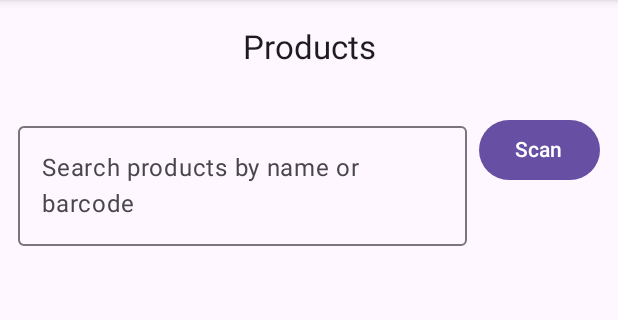
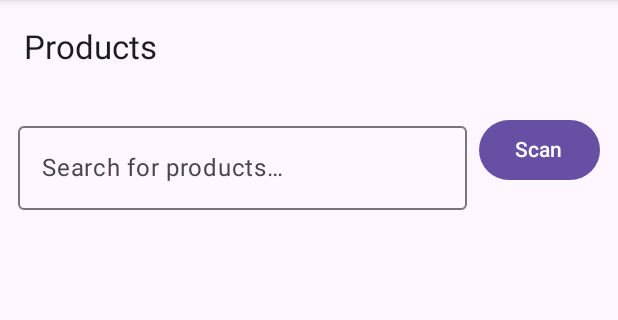
Before and after one commit to SekoViper/sitsofe-mobile, an Android app built with Jetpack Compose: the screen it shows after launch (MainActivity), on a phone screen of 412 x 824 dp, the part 84-404 px from its top. Run offline under Robolectric (Android 15) with nearby library versions, the phone set to English and light mode, and no system bars; our stand-ins replace Dagger/Hilt's generated code, Room's generated code, Timber, paging; 1 statement that could not run was skipped.

Commit message:
Increment items after search.

```diff
--- a/app/src/main/java/com/sitsofe/scanner/MainActivity.kt
+++ b/app/src/main/java/com/sitsofe/scanner/MainActivity.kt
@@ -4,46 +4,24 @@ import android.os.Bundle
 import androidx.activity.ComponentActivity
 import androidx.activity.compose.setContent
 import androidx.compose.foundation.layout.fillMaxSize
-import androidx.compose.foundation.layout.padding
-import androidx.compose.material3.CenterAlignedTopAppBar
 import androidx.compose.material3.ExperimentalMaterial3Api
 import androidx.compose.material3.MaterialTheme
-import androidx.compose.material3.Scaffold
-import androidx.compose.material3.SnackbarHost
-import androidx.compose.material3.SnackbarHostState
 import androidx.compose.material3.Surface
 import androidx.compose.material3.Text
-import androidx.compose.material3.TextButton
+import androidx.compose.material3.TopAppBar
+import androidx.compose.material3.Scaffold
 import androidx.compose.runtime.Composable
-import androidx.compose.runtime.remember
-import androidx.compose.runtime.rememberCoroutineScope
 import androidx.compose.ui.Modifier
-import androidx.navigation.compose.NavHost
-import androidx.navigation.compose.composable
-import androidx.navigation.compose.currentBackStackEntryAsState
-import androidx.navigation.compose.rememberNavController
-import dagger.hilt.android.AndroidEntryPoint
-import com.sitsofe.scanner.ui.ScanScreen
+import androidx.compose.ui.text.style.TextOverflow
 import com.sitsofe.scanner.feature.products.ProductsScreen
-import com.sitsofe.scanner.core.auth.Auth
-import kotlinx.coroutines.launch
 
-@AndroidEntryPoint
 class MainActivity : ComponentActivity() {
-
     override fun onCreate(savedInstanceState: Bundle?) {
         super.onCreate(savedInstanceState)
-
-        // TEMP: seed auth so API calls work during dev. (Replace with real login later)
-        Auth.token = Auth.token ?: "YOUR_JWT_HERE"
-        Auth.tenantId = Auth.tenantId ?: "36cf424d-1413-4ec3-92aa-1e9062ed4998"   // <- note trailing 8
-        Auth.subsidiaryId = Auth.subsidiaryId ?: "6831d64c5612a14921872e77"
-        Auth.role = Auth.role ?: "subsidiary_admin"
-
         setContent {
             MaterialTheme {
                 Surface(Modifier.fillMaxSize()) {
-                    AppNav()
+                    ProductsHost()
                 }
             }
         }
@@ -52,51 +30,23 @@ class MainActivity : ComponentActivity() {
 
 @OptIn(ExperimentalMaterial3Api::class)
 @Composable
-private fun AppNav() {
-    val nav = rememberNavController()
-    val backStack = nav.currentBackStackEntryAsState()
-    val route = backStack.value?.destination?.route ?: "products"
-
-    val snackbar = remember { SnackbarHostState() }
-    val scope = rememberCoroutineScope()
-
-    val title = when (route) {
-        "scan" -> "Scan"
-        else -> "Products"
-    }
-
+private fun ProductsHost() {
     Scaffold(
         topBar = {
-            CenterAlignedTopAppBar(
-                title = { Text(title) },
-                navigationIcon = {
-                    if (route != "products") {
-                        TextButton(onClick = { nav.popBackStack() }) { Text("Back") }
-                    }
+            TopAppBar(
+                title = {
+                    Text(
+                        "Products",
+                        maxLines = 1,
+                        overflow = TextOverflow.Ellipsis
+                    )
                 }
             )
-        },
-        snackbarHost = { SnackbarHost(snackbar) }
+        }
     ) { padding ->
-        NavHost(
-            navController = nav,
-            startDestination = "products",
-            modifier = Modifier.padding(padding)
-        ) {
-            composable("products") {
-                ProductsScreen(
-                    onScanClick = { nav.navigate("scan") },
-                    onPick = { product ->
-                        // Show a snackbar from a coroutine instead of LaunchedEffect
-                        scope.launch { snackbar.showSnackbar("${product.name} selected") }
-                        // TODO: add to cart or open details screen here
-                    }
-                )
-            }
-            composable("scan") {
-                // Your existing scanner UI (hardware broadcast + CameraX fallback)
-                ScanScreen()
-            }
-        }
+        ProductsScreen(
+            onPick = { /* TODO: open details or add-to-cart done in screen */ },
+            outerPadding = padding
+        )
     }
 }
--- a/app/src/main/java/com/sitsofe/scanner/core/data/ProductRepository.kt
+++ b/app/src/main/java/com/sitsofe/scanner/core/data/ProductRepository.kt
@@ -1,67 +1,37 @@
 package com.sitsofe.scanner.core.data
 
+import android.content.Context
 import androidx.paging.Pager
 import androidx.paging.PagingConfig
 import androidx.paging.PagingData
-import com.sitsofe.scanner.core.db.ProductDao
+import com.sitsofe.scanner.core.db.AppDb
 import com.sitsofe.scanner.core.db.ProductEntity
 import com.sitsofe.scanner.core.network.Api
-import com.sitsofe.scanner.core.network.ProductDto
-import com.sitsofe.scanner.core.network.ProductNameIdDto
-import com.sitsofe.scanner.core.network.toEntity
-import kotlinx.coroutines.Dispatchers
 import kotlinx.coroutines.flow.Flow
-import kotlinx.coroutines.withContext
-import timber.log.Timber
+
 
 class ProductRepository(
-    private val api: Api,
-    private val dao: ProductDao
+    private val db: AppDb,
+    private val api: Api? = null
 ) {
-    suspend fun initialSync(): Pair<Int, Int> = withContext(Dispatchers.IO) {
-        Timber.tag("SYNC").i("Starting product sync…")
-
-        val entities: List<ProductEntity> = runCatching {
-            Timber.tag("SYNC").d("Fetching FULL products…")
-            val list = api.productsFull()
-            Timber.tag("SYNC").i("Full fetch OK: %d items", list.size)
-            list.map { it.toEntity() }
-        }.getOrElse { fullErr ->
-            Timber.tag("SYNC").w(fullErr, "Full fetch FAILED. Trying MIN list…")
-            val min: List<ProductNameIdDto> = api.productsMin()
-            Timber.tag("SYNC").i("Min fetch OK: %d items", min.size)
-            min.map { it.minToEntity() }
-        }
-
-        Timber.tag("SYNC").d("Replacing local cache…")
-        dao.clear()
-        var inserted = 0
-        entities.chunked(500).forEach { batch ->
-            dao.upsertAll(batch)
-            inserted += batch.size
-        }
-        Timber.tag("SYNC").i("Product sync COMPLETE. Inserted=%d", inserted)
-        inserted to entities.size
+    fun pager(query: String): Flow<PagingData<ProductEntity>> {
+        val dao = db.productDao()
+        val source = if (query.isBlank()) dao.pagingAll() else dao.pagingSearch(query)
+        return Pager(PagingConfig(pageSize = 40, prefetchDistance = 20)) { source }.flow
     }
 
-    fun searchPaged(query: String): Flow<PagingData<ProductEntity>> =
-        Pager(PagingConfig(pageSize = 30, enablePlaceholders = false)) {
-            dao.searchPaging(query.trim())
-        }.flow
+    suspend fun findByBarcode(code: String): ProductEntity? =
+        db.productDao().getByBarcode(code.trim())
 
-    suspend fun byBarcode(barcode: String): ProductEntity? = withContext(Dispatchers.IO) {
-        dao.idByBarcode(barcode)?.let { dao.byId(it) }
+    suspend fun initialSyncIfNeeded() {
+        // later: pull from api and upsert into db
     }
 
-    private fun ProductNameIdDto.minToEntity(): ProductEntity =
-        ProductDto(
-            _id = _id,
-            name = name,
-            price = 0.0,
-            discount_price = 0.0,
-            cost_price = 0.0,
-            stock = 0.0,
-            barcode = barcode,
-            category_name = null
-        ).toEntity()
+    companion object {
+        fun from(context: Context): ProductRepository =
+            ProductRepository(AppDb.get(context))
+
+        fun from(context: Context, api: Api): ProductRepository =
+            ProductRepository(AppDb.get(context), api)
+    }
 }
--- a/app/src/main/java/com/sitsofe/scanner/core/db/ProductDao.kt
+++ b/app/src/main/java/com/sitsofe/scanner/core/db/ProductDao.kt
@@ -1,26 +1,31 @@
 package com.sitsofe.scanner.core.db
 
 import androidx.paging.PagingSource
-import androidx.room.*
+import androidx.room.Dao
+import androidx.room.Insert
+import androidx.room.OnConflictStrategy
+import androidx.room.Query
 
 @Dao
 interface ProductDao {
+
+    @Query("SELECT * FROM products ORDER BY name COLLATE NOCASE ASC")
+    fun pagingAll(): PagingSource<Int, ProductEntity>
+
     @Query("""
-       SELECT * FROM products
-       WHERE (:q == '' OR name LIKE :q || '%' OR barcode LIKE :q || '%')
-       ORDER BY name
+        SELECT * FROM products
+        WHERE name LIKE '%' || :q || '%'
+           OR barcode LIKE '%' || :q || '%'
+        ORDER BY name COLLATE NOCASE ASC
     """)
-    fun searchPaging(q: String): PagingSource<Int, ProductEntity>
+    fun pagingSearch(q: String): PagingSource<Int, ProductEntity>
+
+    @Query("SELECT * FROM products WHERE barcode = :barcode LIMIT 1")
+    suspend fun getByBarcode(barcode: String): ProductEntity?
 
     @Insert(onConflict = OnConflictStrategy.REPLACE)
     suspend fun upsertAll(items: List<ProductEntity>)
 
     @Query("DELETE FROM products")
     suspend fun clear()
-
-    @Query("SELECT * FROM products WHERE id=:id LIMIT 1")
-    suspend fun byId(id: String): ProductEntity?
-
-    @Query("SELECT id FROM products WHERE barcode=:code LIMIT 1")
-    suspend fun idByBarcode(code: String): String?
 }
--- a/app/src/main/java/com/sitsofe/scanner/di/ServiceLocator.kt
+++ b/app/src/main/java/com/sitsofe/scanner/di/ServiceLocator.kt
@@ -56,5 +56,4 @@ object ServiceLocator {
 
     fun db(ctx: Context): AppDb = dbRef ?: AppDb.get(ctx).also { dbRef = it }
 
-    fun productRepository(ctx: Context) = ProductRepository(api(), db(ctx).productDao())
 }
--- a/app/src/main/java/com/sitsofe/scanner/feature/products/ProductsScreen.kt
+++ b/app/src/main/java/com/sitsofe/scanner/feature/products/ProductsScreen.kt
@@ -3,79 +3,121 @@ package com.sitsofe.scanner.feature.products
 import androidx.compose.foundation.clickable
 import androidx.compose.foundation.layout.*
 import androidx.compose.foundation.lazy.LazyColumn
-import androidx.compose.material3.Button
-import androidx.compose.material3.CircularProgressIndicator
-import androidx.compose.material3.Divider
-import androidx.compose.material3.ListItem
-import androidx.compose.material3.OutlinedTextField
-import androidx.compose.material3.Text
+import androidx.compose.material3.*
 import androidx.compose.runtime.*
 import androidx.compose.ui.Modifier
+import androidx.compose.foundation.lazy.items
 import androidx.compose.ui.platform.LocalContext
 import androidx.compose.ui.unit.dp
 import androidx.lifecycle.viewmodel.compose.viewModel
 import androidx.paging.LoadState
 import androidx.paging.compose.collectAsLazyPagingItems
 import com.sitsofe.scanner.core.db.ProductEntity
-import com.sitsofe.scanner.core.db.pretty
+import com.sitsofe.scanner.barcode.ScannerFactory
+import com.sitsofe.scanner.barcode.ScannerMode
+import com.sitsofe.scanner.ui.CameraScanScreen
 
 @Composable
 fun ProductsScreen(
-    onScanClick: () -> Unit,
-    onPick: (ProductEntity) -> Unit
+    onPick: (ProductEntity) -> Unit,
+    outerPadding: PaddingValues = PaddingValues(0.dp)
 ) {
-    val vm: ProductsViewModel = viewModel(factory = ProductsVMFactory(LocalContext.current))
+    val ctx = LocalContext.current
+    val vm: ProductsViewModel = viewModel(factory = ProductsVMFactory(ctx))
     LaunchedEffect(Unit) { vm.initialSyncOnce() }
 
-    var q by remember { mutableStateOf("") }
+    val provider = remember { ScannerFactory(ctx).create(ScannerMode.AUTO) }
+    DisposableEffect(provider) {
+        provider.start { code -> vm.addByBarcode(code) }
+        onDispose { provider.stop() }
+    }
+
+    var cameraOpen by remember { mutableStateOf(false) }
+
+    val snackbar = remember { SnackbarHostState() }
+    LaunchedEffect(Unit) { vm.events.collect { snackbar.showSnackbar(it) } }
+
     val lazyItems = vm.items.collectAsLazyPagingItems()
+    val cart by vm.cart.collectAsState()
 
-    Column(Modifier.fillMaxSize().padding(12.dp)) {
+    Scaffold(snackbarHost = { SnackbarHost(snackbar) }) { inside ->
+        Column(
+            Modifier
+                .fillMaxSize()
+                .padding(outerPadding)
+                .padding(inside)
+                .padding(12.dp)
+        ) {
             Row(Modifier.fillMaxWidth(), horizontalArrangement = Arrangement.spacedBy(8.dp)) {
                 OutlinedTextField(
-                value = q,
-                onValueChange = { value -> q = value; vm.onQueryChange(value) },
-                label = { Text("Search products by name or barcode") },
+                    value = vm.query,
+                    onValueChange = { vm.onQueryChange(it) },
+                    label = { Text("Search for products…") },
                     singleLine = true,
                     modifier = Modifier.weight(1f)
                 )
-            Button(onClick = onScanClick) { Text("Scan") }
+                Button(onClick = { cameraOpen = !cameraOpen }) {
+                    Text(if (cameraOpen) "Close" else "Scan")
+                }
+            }
+
+            if (cameraOpen) {
+                Spacer(Modifier.height(8.dp))
+                Box(Modifier.fillMaxWidth().height(240.dp)) {
+                    CameraScanScreen(
+                        onResult = { code ->
+                            vm.addByBarcode(code)
+                            cameraOpen = false
+                        },
+                        onClose = { cameraOpen = false }
+                    )
+                }
             }
 
             Spacer(Modifier.height(8.dp))
 
-        // List
             LazyColumn(
                 modifier = Modifier.fillMaxSize(),
                 verticalArrangement = Arrangement.spacedBy(4.dp)
             ) {
+                // NOTE: no paging-compose items() here. We use count + index.
                 items(lazyItems.itemCount) { index ->
-                val p = lazyItems[index]
-                if (p != null) {
+                    val p = lazyItems[index] ?: return@items
+
                     ListItem(
+                        leadingContent = {
+                            val q = cart[p.id] ?: 0
+                            if (q > 0) AssistChip(onClick = {}, label = { Text("$q") })
+                        },
                         headlineContent = { Text(p.name) },
-                        supportingContent = { Text(p.pretty()) },
-                        trailingContent = { Text(p.barcode ?: "") },
+                        supportingContent = { Text("${p.categoryName} · Stock: ${p.stock}") },
+                        trailingContent = {
+                            Row(horizontalArrangement = Arrangement.spacedBy(8.dp)) {
+                                Text(
+                                    "GHS ${p.price}",
+                                    color = MaterialTheme.colorScheme.primary
+                                )
+                                FilledTonalButton(onClick = { vm.add(p) }) { Text("+") }
+                            }
+                        },
                         modifier = Modifier
                             .fillMaxWidth()
                             .clickable { onPick(p) }
                     )
                     Divider()
                 }
+
+                // Loading / error footers
+                if (lazyItems.loadState.refresh is LoadState.Loading) {
+                    item { CircularProgressIndicator(Modifier.padding(16.dp)) }
                 }
+                if (lazyItems.loadState.append is LoadState.Loading) {
+                    item { CircularProgressIndicator(Modifier.padding(16.dp)) }
                 }
-
-        // Lightweight loading/error UI outside the list to avoid 'item { }' DSL
-        when {
-            lazyItems.loadState.refresh is LoadState.Loading ||
-                    lazyItems.loadState.append  is LoadState.Loading -> {
-                Spacer(Modifier.height(8.dp))
-                CircularProgressIndicator()
-            }
-            lazyItems.loadState.refresh is LoadState.Error -> {
-                Spacer(Modifier.height(8.dp))
-                Text("Failed to load. Pull to refresh or retry.")
+                if (lazyItems.loadState.refresh is LoadState.Error) {
+                    item { Text("Failed to load. Pull to refresh.", Modifier.padding(16.dp)) }
                 }
             }
         }
     }
+}
--- a/app/src/main/java/com/sitsofe/scanner/feature/products/ProductsVMFactory.kt
+++ b/app/src/main/java/com/sitsofe/scanner/feature/products/ProductsVMFactory.kt
@@ -3,11 +3,12 @@ package com.sitsofe.scanner.feature.products
 import android.content.Context
 import androidx.lifecycle.ViewModel
 import androidx.lifecycle.ViewModelProvider
-import com.sitsofe.scanner.di.ServiceLocator
+import com.sitsofe.scanner.core.data.ProductRepository
 
-class ProductsVMFactory(private val ctx: Context) : ViewModelProvider.Factory {
-    @Suppress("UNCHECKED_CAST")
+@Suppress("UNCHECKED_CAST")
+class ProductsVMFactory(private val context: Context) : ViewModelProvider.Factory {
     override fun <T : ViewModel> create(modelClass: Class<T>): T {
-        return ProductsViewModel(ServiceLocator.productRepository(ctx)) as T
+        val repo = ProductRepository.from(context)
+        return ProductsViewModel(repo) as T
     }
 }
--- a/app/src/main/java/com/sitsofe/scanner/feature/products/ProductsViewModel.kt
+++ b/app/src/main/java/com/sitsofe/scanner/feature/products/ProductsViewModel.kt
@@ -3,6 +3,7 @@ package com.sitsofe.scanner.feature.products
 import androidx.lifecycle.ViewModel
 import androidx.lifecycle.viewModelScope
 import androidx.paging.PagingData
+import androidx.paging.cachedIn
 import com.sitsofe.scanner.core.data.ProductRepository
 import com.sitsofe.scanner.core.db.ProductEntity
 import kotlinx.coroutines.flow.*
@@ -12,13 +13,53 @@ class ProductsViewModel(
     private val repo: ProductRepository
 ) : ViewModel() {
 
-    private val query = MutableStateFlow("")
+    // search
+    private val queryFlow = MutableStateFlow("")
+    var query: String = ""
+        private set
+    fun onQueryChange(q: String) {
+        query = q
+        queryFlow.value = q
+    }
+
+    // paging
     val items: Flow<PagingData<ProductEntity>> =
-        query.debounce(300).flatMapLatest { repo.searchPaged(it) }
+        queryFlow.debounce(200)
+            .flatMapLatest { repo.pager(it) }
+            .cachedIn(viewModelScope)
 
-    fun onQueryChange(q: String) { query.value = q }
+    // cart
+    private val _cart = MutableStateFlow<Map<String, Int>>(emptyMap())
+    val cart: StateFlow<Map<String, Int>> = _cart
+
+    private fun setQty(id: String, qty: Int) {
+        _cart.update { cur -> if (qty <= 0) cur - id else cur + (id to qty) }
+    }
+
+    fun add(p: ProductEntity, qty: Int = 1) {
+        val cur = _cart.value[p.id] ?: 0
+        setQty(p.id, cur + qty)
+    }
+    fun remove(p: ProductEntity) = add(p, -1)
+
+    // events
+    private val _events = MutableSharedFlow<String>()
+    val events: SharedFlow<String> = _events
 
     fun initialSyncOnce() {
-        viewModelScope.launch { runCatching { repo.initialSync() } }
+        viewModelScope.launch { repo.initialSyncIfNeeded() }
+    }
+
+    fun addByBarcode(raw: String) {
+        val code = raw.trim().removeSuffix("\n")
+        viewModelScope.launch {
+            val p = repo.findByBarcode(code)
+            if (p != null) {
+                add(p)
+                _events.emit("${p.name} (+1)")
+            } else {
+                _events.emit("No product for barcode: $code")
+            }
+        }
     }
 }
```
Also changed, not shown: app/src/main/java/com/sitsofe/scanner/feature/products/InlineScanner.kt (added, +130 -0 lines). Lines whose indentation alone changed are shown as unchanged.
